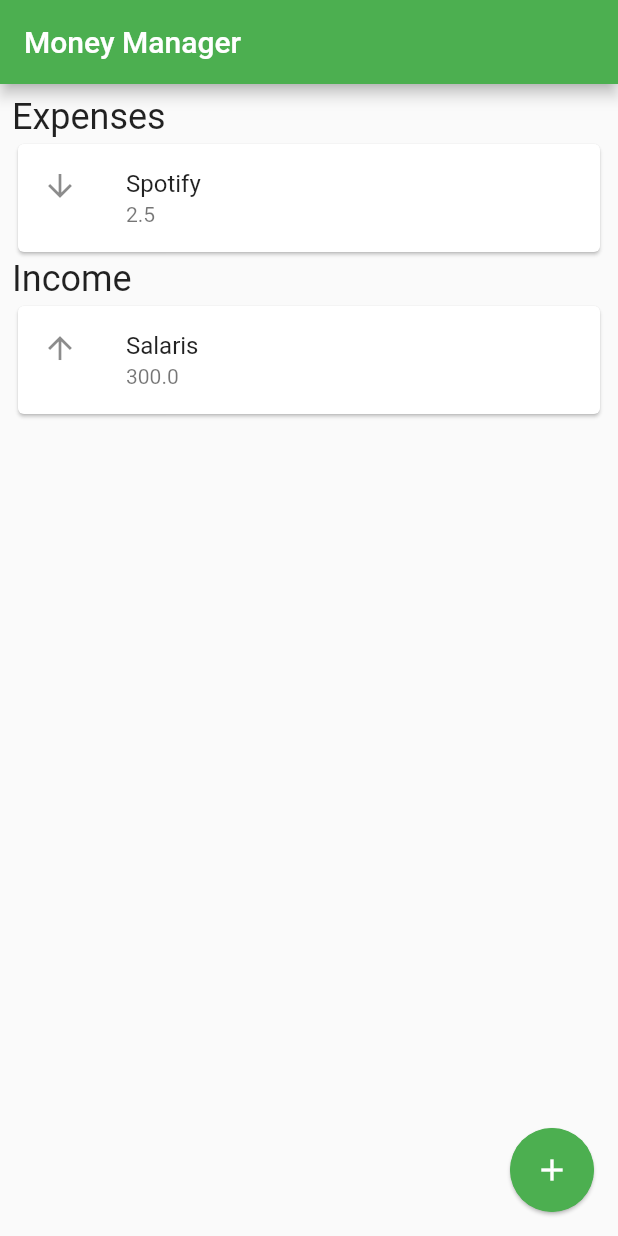
After one commit to 2zqa/money_manager_flutter, a Flutter app: the screen it shows after launch, on a phone screen of 412 x 824 dp. The commit adds this screen. Run offline on Flutter 3.47's test engine with Material 2 defaults, Android fonts, the phone set to English and light mode, and no system bars.

Commit message:
Refactor all code to separate files

```diff
--- a/lib/new_balance_item.dart
+++ b/lib/pages/new_balance_item.dart
@@ -1,6 +1,6 @@
 import 'package:flutter/material.dart';
 
-class SecondRoute extends StatelessWidget {
+class NewBalanceItemRoute extends StatelessWidget {
   @override
   Widget build(BuildContext context) {
     return Scaffold(
--- /dev/null
+++ b/lib/pages/overview.dart
@@ -0,0 +1,34 @@
+import 'package:animations/animations.dart';
+import 'package:flutter/material.dart';
+
+import '../widgets/balance_item.dart';
+import '../widgets/transition_widget.dart';
+
+class OverviewRoute extends StatelessWidget {
+  final transitionType = ContainerTransitionType.fade;
+  final String title;
+
+  const OverviewRoute({Key? key, required this.title}) : super(key: key);
+
+  @override
+  Widget build(BuildContext context) {
+    return Scaffold(
+      appBar: AppBar(
+        title: Text(title),
+      ),
+      body: ListView(
+        padding: EdgeInsets.all(8.0),
+        children: <Widget>[
+          HeadingItem(heading: "Expenses"),
+          BalanceItemCard(
+            Expense("Spotify", 250, RecurringType.daily),
+          ), // TODO: replace single card with list, add heading to list including header argument
+          HeadingItem(heading: "Income"),
+          BalanceItemCard(Income("Salaris", 30000, RecurringType.monthly))
+        ],
+      ),
+      floatingActionButton:
+          CreateNewBalanceItemCardFAB(transitionType: transitionType),
+    );
+  }
+}
--- /dev/null
+++ b/lib/widgets/balance_item.dart
@@ -0,0 +1,62 @@
+import 'package:flutter/material.dart';
+
+// Logic
+enum RecurringType { daily, weekly, fortnightly, monthly, yearly }
+
+abstract class BalanceItem {
+  String name;
+  int cost;
+  RecurringType recurringType;
+
+  BalanceItem(this.name, this.cost, this.recurringType);
+}
+
+class Expense extends BalanceItem {
+  Expense(String name, int cost, RecurringType recurringType)
+      : super(name, cost, recurringType);
+}
+
+class Income extends BalanceItem {
+  Income(String name, int cost, RecurringType recurringType)
+      : super(name, cost, recurringType);
+}
+
+// Widgets
+class HeadingItem extends StatelessWidget {
+  final String heading;
+  const HeadingItem({Key? key, required this.heading}) : super(key: key);
+
+  @override
+  Widget build(BuildContext context) {
+    return Text(heading, style: Theme.of(context).textTheme.headline5);
+  }
+}
+
+class BalanceItemCard extends StatelessWidget {
+  final BalanceItem balanceItem;
+
+  const BalanceItemCard(this.balanceItem, {Key? key}) : super(key: key);
+
+  @override
+  Widget build(BuildContext context) {
+    return Card(
+      clipBehavior: Clip.antiAlias,
+      child: InkWell(
+        highlightColor: Colors.transparent,
+        splashColor: Theme.of(context).colorScheme.onSurface.withOpacity(0.12),
+        onTap: () {
+          print('Card tapped.');
+        },
+        child: ListTile(
+          leading: Icon(
+            this.balanceItem is Income
+                ? Icons.arrow_upward
+                : Icons.arrow_downward,
+          ),
+          title: Text(this.balanceItem.name),
+          subtitle: Text((this.balanceItem.cost / 100).toString()),
+        ),
+      ),
+    );
+  }
+}
--- /dev/null
+++ b/lib/widgets/transition_widget.dart
@@ -0,0 +1,29 @@
+import 'package:animations/animations.dart';
+import 'package:flutter/material.dart';
+
+import '../pages/new_balance_item.dart';
+
+const double fabSize = 56;
+
+class CreateNewBalanceItemCardFAB extends StatelessWidget {
+  final ContainerTransitionType transitionType;
+
+  const CreateNewBalanceItemCardFAB({Key? key, required this.transitionType})
+      : super(key: key);
+
+  @override
+  Widget build(BuildContext context) => OpenContainer(
+        openBuilder: (context, _) => NewBalanceItemRoute(),
+        closedShape: CircleBorder(),
+        closedColor: Theme.of(context).primaryColor,
+        closedBuilder: (context, openContainer) => Container(
+          decoration: BoxDecoration(
+            shape: BoxShape.circle,
+            color: Theme.of(context).primaryColor,
+          ),
+          height: fabSize,
+          width: fabSize,
+          child: Icon(Icons.add, color: Colors.white),
+        ),
+      );
+}
```
Also changed, not shown: lib/main.dart (+2 -119 lines).
